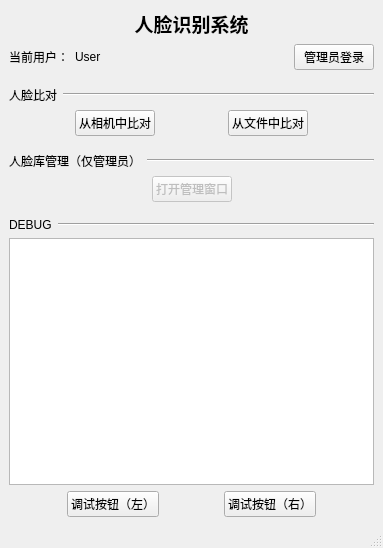
First picture: the form in ui/app.ui, repository SoY0ung/graduate-project, before the edit.
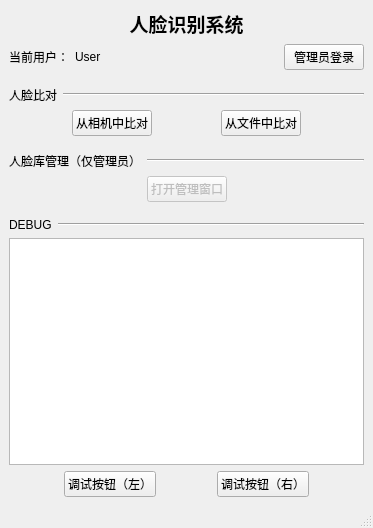
Second picture: the form after the edit.

Commit message: [gui/ui]Add Recognition Func & Change UI

The edit to the form file:
```diff
--- a/ui/app.ui
+++ b/ui/app.ui
@@ -6,10 +6,16 @@
    <rect>
     <x>0</x>
     <y>0</y>
-    <width>383</width>
-    <height>548</height>
+    <width>373</width>
+    <height>528</height>
    </rect>
   </property>
+  <property name="minimumSize">
+   <size>
+    <width>370</width>
+    <height>520</height>
+   </size>
+  </property>
   <property name="windowTitle">
    <string>人脸识别系统</string>
   </property>
```
The commit also changes 3 other files.
